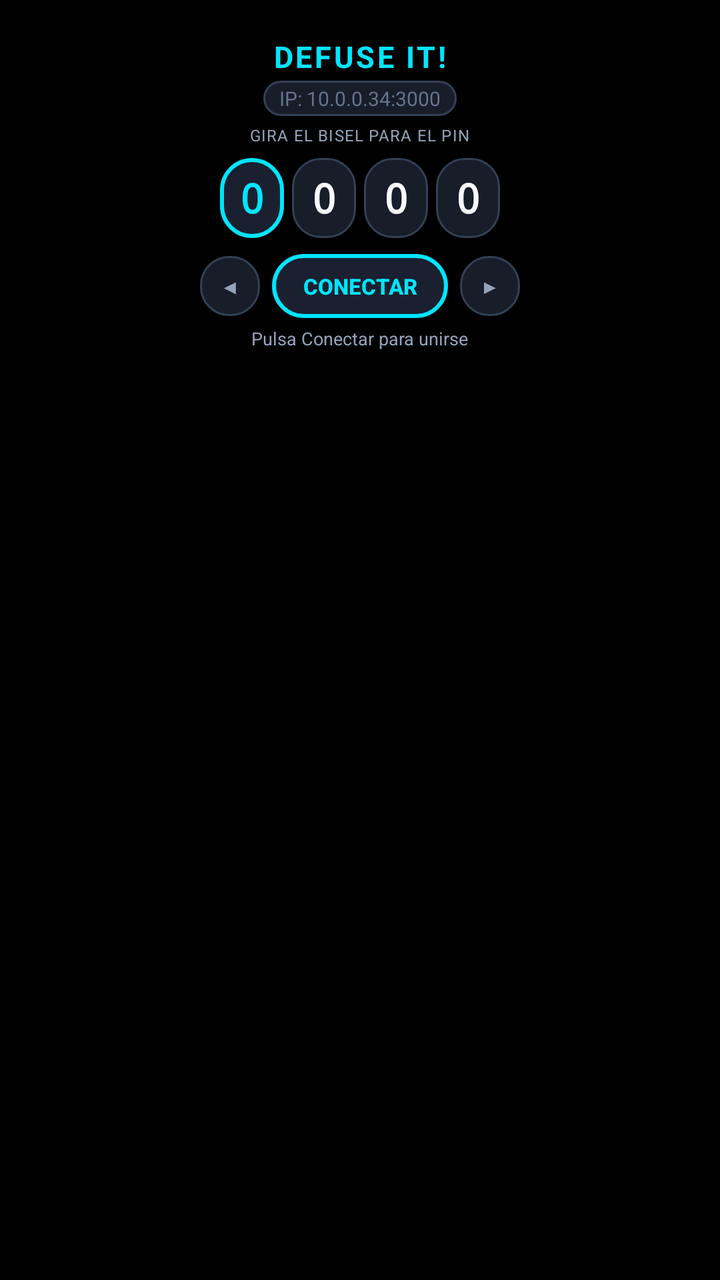
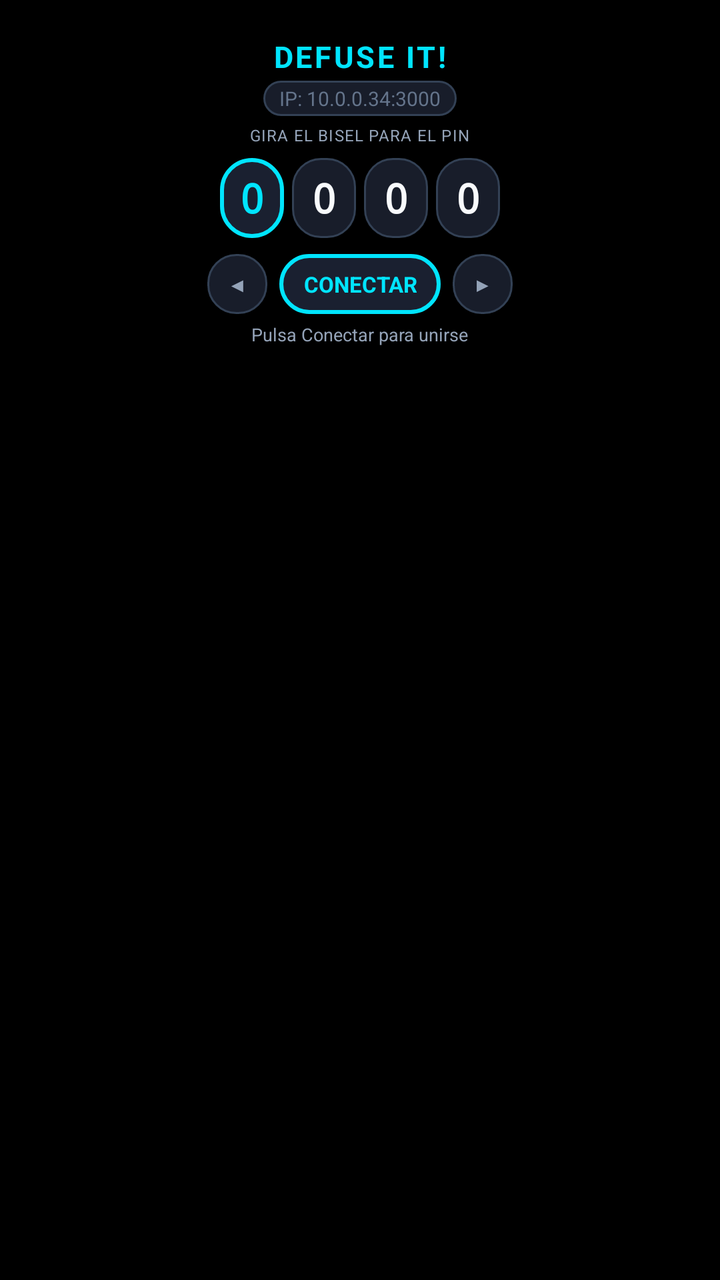

Before-and-after screenshots of an Android layout around one commit, followed by the original layout XML and the change that was made.
<!-- AndroidManifest.xml: application theme AppTheme -->
<!-- res/layout/view_connect.xml -->
<?xml version="1.0" encoding="utf-8"?>
<LinearLayout xmlns:android="http://schemas.android.com/apk/res/android"
    android:layout_width="match_parent"
    android:layout_height="match_parent"
    android:orientation="vertical"
    android:gravity="center_horizontal"
    android:background="@color/bg_black"
    android:paddingStart="16dp"
    android:paddingEnd="16dp"
    android:paddingTop="18dp"
    android:paddingBottom="16dp">

    
    <TextView
        android:id="@+id/tvConnectTitle"
        android:layout_width="wrap_content"
        android:layout_height="wrap_content"
        android:text="DEFUSE IT!"
        android:textColor="@color/accent_cyan"
        android:textSize="15sp"
        android:textStyle="bold"
        android:letterSpacing="0.08" />

    
    <TextView
        android:id="@+id/tvServerIp"
        android:layout_width="wrap_content"
        android:layout_height="wrap_content"
        android:layout_marginTop="2dp"
        android:text="IP: 10.0.0.34:3000"
        android:textColor="@color/text_muted"
        android:textSize="10sp"
        android:background="@drawable/btn_round_dark"
        android:paddingStart="8dp"
        android:paddingEnd="8dp"
        android:paddingTop="2dp"
        android:paddingBottom="2dp" />

    <TextView
        android:layout_width="wrap_content"
        android:layout_height="wrap_content"
        android:layout_marginTop="4dp"
        android:text="GIRA EL BISEL PARA EL PIN"
        android:textColor="@color/text_secondary"
        android:textSize="8sp"
        android:letterSpacing="0.05" />

    
    <LinearLayout
        android:layout_width="wrap_content"
        android:layout_height="wrap_content"
        android:orientation="horizontal"
        android:gravity="center"
        android:layout_marginTop="4dp">

        <TextView
            android:id="@+id/tvPinDigit0"
            android:layout_width="32dp"
            android:layout_height="40dp"
            android:text="0"
            android:textSize="20sp"
            android:textStyle="bold"
            android:fontFamily="monospace"
            android:textColor="@color/accent_cyan"
            android:background="@drawable/btn_round_cyan"
            android:gravity="center"
            android:layout_margin="2dp" />

        <TextView
            android:id="@+id/tvPinDigit1"
            android:layout_width="32dp"
            android:layout_height="40dp"
            android:text="0"
            android:textSize="20sp"
            android:textStyle="bold"
            android:fontFamily="monospace"
            android:textColor="@color/text_primary"
            android:background="@drawable/btn_round_dark"
            android:gravity="center"
            android:layout_margin="2dp" />

        <TextView
            android:id="@+id/tvPinDigit2"
            android:layout_width="32dp"
            android:layout_height="40dp"
            android:text="0"
            android:textSize="20sp"
            android:textStyle="bold"
            android:fontFamily="monospace"
            android:textColor="@color/text_primary"
            android:background="@drawable/btn_round_dark"
            android:gravity="center"
            android:layout_margin="2dp" />

        <TextView
            android:id="@+id/tvPinDigit3"
            android:layout_width="32dp"
            android:layout_height="40dp"
            android:text="0"
            android:textSize="20sp"
            android:textStyle="bold"
            android:fontFamily="monospace"
            android:textColor="@color/text_primary"
            android:background="@drawable/btn_round_dark"
            android:gravity="center"
            android:layout_margin="2dp" />

    </LinearLayout>

    
    <LinearLayout
        android:layout_width="wrap_content"
        android:layout_height="wrap_content"
        android:orientation="horizontal"
        android:gravity="center"
        android:layout_marginTop="6dp">

        <Button
            android:id="@+id/btnPinPrev"
            android:layout_width="30dp"
            android:layout_height="30dp"
            android:text="◀"
            android:textSize="10sp"
            android:textColor="@color/text_secondary"
            android:background="@drawable/btn_round_dark"
            android:padding="0dp" />

        <Button
            android:id="@+id/btnConnect"
            android:layout_width="wrap_content"
            android:layout_height="32dp"
            android:text="CONECTAR"
            android:textSize="11sp"
            android:textStyle="bold"
            android:textColor="@color/accent_cyan"
            android:background="@drawable/btn_round_cyan"
            android:paddingStart="12dp"
            android:paddingEnd="12dp"
            android:layout_marginStart="6dp"
            android:layout_marginEnd="6dp" />

        <Button
            android:id="@+id/btnPinNext"
            android:layout_width="30dp"
            android:layout_height="30dp"
            android:text="▶"
            android:textSize="10sp"
            android:textColor="@color/text_secondary"
            android:background="@drawable/btn_round_dark"
            android:padding="0dp" />

    </LinearLayout>

    <TextView
        android:id="@+id/tvConnectStatus"
        android:layout_width="wrap_content"
        android:layout_height="wrap_content"
        android:layout_marginTop="4dp"
        android:text="Pulsa Conectar para unirse"
        android:textColor="@color/text_secondary"
        android:textSize="9sp" />

</LinearLayout>
<!-- resources referenced by this layout -->
<resources>
  <color name="accent_cyan">#00E5FF</color>
  <color name="bg_black">#000000</color>
  <color name="text_muted">#64748B</color>
  <color name="text_primary">#F8FAFC</color>
  <color name="text_secondary">#94A3B8</color>
  <!-- drawable btn_round_cyan (drawable) -->
  <?xml version="1.0" encoding="utf-8"?>
  <shape xmlns:android="http://schemas.android.com/apk/res/android"
      android:shape="rectangle">
      <corners android:radius="20dp" />
      <solid android:color="#1A2030" />
      <stroke android:width="2dp" android:color="#00E5FF" />
  </shape>
  <!-- drawable btn_round_dark (drawable) -->
  <?xml version="1.0" encoding="utf-8"?>
  <shape xmlns:android="http://schemas.android.com/apk/res/android"
      android:shape="rectangle">
      <corners android:radius="14dp" />
      <solid android:color="#181D2A" />
      <stroke android:width="1dp" android:color="#334155" />
  </shape>
  <style name="AppTheme" parent="Theme.AppCompat.NoActionBar">
          <item name="android:windowBackground">@color/bg_black</item>
          <item name="android:colorBackground">@color/bg_black</item>
          <item name="colorPrimary">@color/colorPrimary</item>
          <item name="colorPrimaryDark">@color/colorPrimaryDark</item>
          <item name="colorAccent">@color/colorAccent</item>
          <item name="windowActionBar">false</item>
          <item name="windowNoTitle">true</item>
      </style>
  <color name="colorPrimary">#E63946</color>
  <color name="colorPrimaryDark">#000000</color>
  <color name="colorAccent">#00E5FF</color>
</resources>

<!-- the commit's change to res/layout/view_connect.xml (unified diff, before → after) -->
@@ -34,7 +34,9 @@
         android:paddingStart="8dp"
         android:paddingEnd="8dp"
         android:paddingTop="2dp"
-        android:paddingBottom="2dp" />
+        android:paddingBottom="2dp"
+        android:clickable="true"
+        android:focusable="true" />
 
     <TextView
         android:layout_width="wrap_content"
@@ -64,7 +66,9 @@
             android:textColor="@color/accent_cyan"
             android:background="@drawable/btn_round_cyan"
             android:gravity="center"
-            android:layout_margin="2dp" />
+            android:layout_margin="2dp"
+            android:clickable="true"
+            android:focusable="true" />
 
         <TextView
             android:id="@+id/tvPinDigit1"
@@ -77,7 +81,9 @@
             android:textColor="@color/text_primary"
             android:background="@drawable/btn_round_dark"
             android:gravity="center"
-            android:layout_margin="2dp" />
+            android:layout_margin="2dp"
+            android:clickable="true"
+            android:focusable="true" />
 
         <TextView
             android:id="@+id/tvPinDigit2"
@@ -90,7 +96,9 @@
             android:textColor="@color/text_primary"
             android:background="@drawable/btn_round_dark"
             android:gravity="center"
-            android:layout_margin="2dp" />
+            android:layout_margin="2dp"
+            android:clickable="true"
+            android:focusable="true" />
 
         <TextView
             android:id="@+id/tvPinDigit3"
@@ -103,7 +111,9 @@
             android:textColor="@color/text_primary"
             android:background="@drawable/btn_round_dark"
             android:gravity="center"
-            android:layout_margin="2dp" />
+            android:layout_margin="2dp"
+            android:clickable="true"
+            android:focusable="true" />
 
     </LinearLayout>
 
@@ -115,7 +125,7 @@
         android:gravity="center"
         android:layout_marginTop="6dp">
 
-        <Button
+        <TextView
             android:id="@+id/btnPinPrev"
             android:layout_width="30dp"
             android:layout_height="30dp"
@@ -123,12 +133,14 @@
             android:textSize="10sp"
             android:textColor="@color/text_secondary"
             android:background="@drawable/btn_round_dark"
-            android:padding="0dp" />
+            android:gravity="center"
+            android:clickable="true"
+            android:focusable="true" />
 
-        <Button
+        <TextView
             android:id="@+id/btnConnect"
             android:layout_width="wrap_content"
-            android:layout_height="32dp"
+            android:layout_height="30dp"
             android:text="CONECTAR"
             android:textSize="11sp"
             android:textStyle="bold"
@@ -136,10 +148,13 @@
             android:background="@drawable/btn_round_cyan"
             android:paddingStart="12dp"
             android:paddingEnd="12dp"
+            android:gravity="center"
             android:layout_marginStart="6dp"
-            android:layout_marginEnd="6dp" />
+            android:layout_marginEnd="6dp"
+            android:clickable="true"
+            android:focusable="true" />
 
-        <Button
+        <TextView
             android:id="@+id/btnPinNext"
             android:layout_width="30dp"
             android:layout_height="30dp"
@@ -147,7 +162,9 @@
             android:textSize="10sp"
             android:textColor="@color/text_secondary"
             android:background="@drawable/btn_round_dark"
-            android:padding="0dp" />
+            android:gravity="center"
+            android:clickable="true"
+            android:focusable="true" />
 
     </LinearLayout>
 
